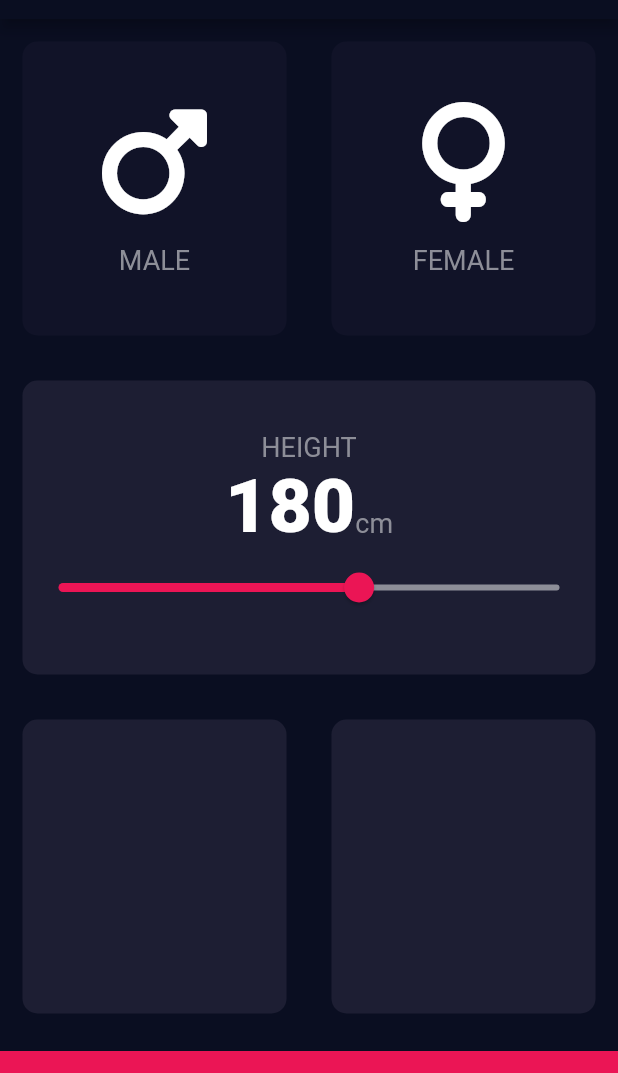
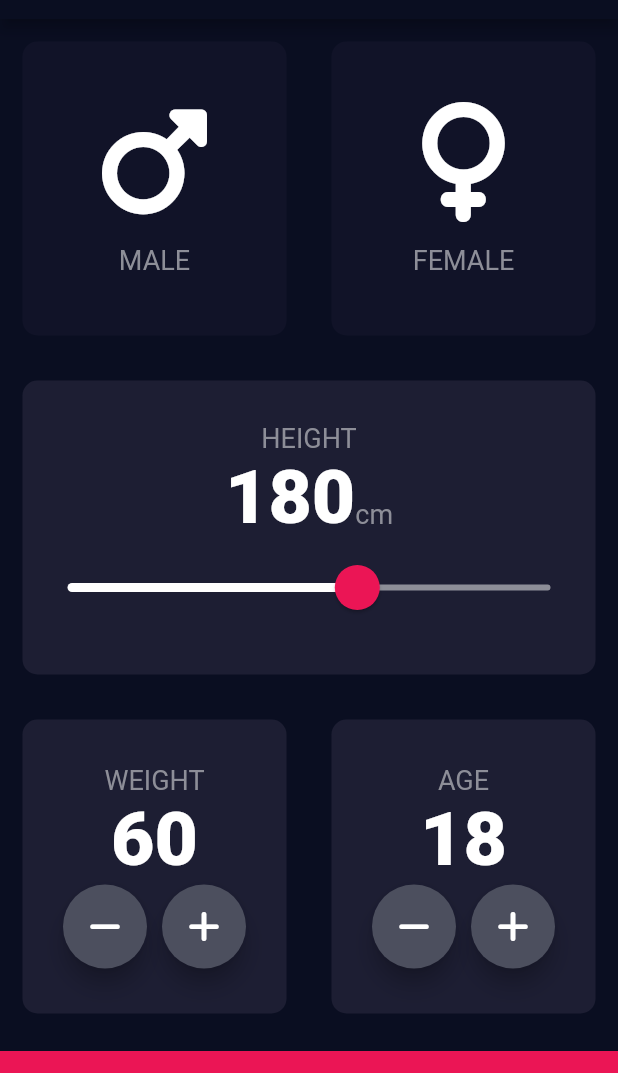
Before and after one commit to bibek-in-github/flutter-bmi-calculator, a Flutter app: the screen it shows after launch, on a phone screen of 412 x 824 dp, the part 65-1138 px from its top. Run offline on Flutter 3.47's test engine with Material 2 defaults, Android fonts, the phone set to English and light mode, and no system bars; our stand-ins replace font_awesome_flutter.

Commit message:
feat:added age and weight selector

```diff
--- a/lib/input_page.dart
+++ b/lib/input_page.dart
@@ -14,6 +14,8 @@ class InputPage extends StatefulWidget {
 class _InputPageState extends State<InputPage> {
   Gender selectedGender;
   int height = 180;
+  int weight = 60;
+  int age = 18;
 
   @override
   Widget build(BuildContext context) {
@@ -87,17 +89,26 @@ class _InputPageState extends State<InputPage> {
                       ),
                     ],
                   ),
-                  Slider(
+                  SliderTheme(
+                    data: SliderTheme.of(context).copyWith(
+                      activeTrackColor: Colors.white,
+                      inactiveTrackColor: Color(0xFF8D8E98),
+                      thumbColor: Color(0xFFEB1555),
+                      thumbShape:
+                          RoundSliderThumbShape(enabledThumbRadius: 15.0),
+                      overlayShape:
+                          RoundSliderOverlayShape(overlayRadius: 30.0),
+                    ),
+                    child: Slider(
                       value: height.toDouble(),
                       min: 120.0,
                       max: 220.0,
-                    activeColor: Color(0xFFEB1555),
-                    inactiveColor: Color(0xFF8D8E98),
                       onChanged: (double newValue) {
                         setState(() {
                           height = newValue.round();
                         });
                       },
+                    ),
                   ),
                 ],
               ),
@@ -110,13 +121,84 @@ class _InputPageState extends State<InputPage> {
                   child: ReusableCard(
                     colour: kActiveCardColor,
                     cardChild: Column(
-                      children: [],
+                      mainAxisAlignment: MainAxisAlignment.center,
+                      children: [
+                        Text(
+                          'WEIGHT',
+                          style: kLabelTextStyle,
+                        ),
+                        Text(
+                          weight.toString(),
+                          style: kNumberTextStyle,
+                        ),
+                        Row(
+                          mainAxisAlignment: MainAxisAlignment.center,
+                          children: [
+                            RoundIconButton(
+                              icon: FontAwesomeIcons.minus,
+                              onPressed: () {
+                                setState(() {
+                                  weight--;
+                                });
+                              },
+                            ),
+                            SizedBox(
+                              width: 10.0,
+                            ),
+                            RoundIconButton(
+                              icon: FontAwesomeIcons.plus,
+                              onPressed: () {
+                                setState(() {
+                                  weight++;
+                                });
+                              },
+                            ),
+                          ],
+                        ),
+                      ],
                     ),
                   ),
                 ),
                 Expanded(
                   child: ReusableCard(
                     colour: kActiveCardColor,
+                    cardChild: Column(
+                      mainAxisAlignment: MainAxisAlignment.center,
+                      children: [
+                        Text(
+                          'AGE',
+                          style: kLabelTextStyle,
+                        ),
+                        Text(
+                          age.toString(),
+                          style: kNumberTextStyle,
+                        ),
+                        Row(
+                          mainAxisAlignment: MainAxisAlignment.center,
+                          children: [
+                            RoundIconButton(
+                              icon: FontAwesomeIcons.minus,
+                              onPressed: () {
+                                setState(() {
+                                  age--;
+                                });
+                              },
+                            ),
+                            SizedBox(
+                              width: 10.0,
+                            ),
+                            RoundIconButton(
+                              icon: FontAwesomeIcons.plus,
+                              onPressed: () {
+                                setState(() {
+                                  age++;
+                                });
+                              },
+                            ),
+                          ],
+                        ),
+                      ],
+                    ),
                   ),
                 ),
               ],
@@ -133,3 +215,24 @@ class _InputPageState extends State<InputPage> {
     );
   }
 }
+
+class RoundIconButton extends StatelessWidget {
+  const RoundIconButton({@required this.icon, @required this.onPressed});
+  final IconData icon;
+  final Function onPressed;
+
+  @override
+  Widget build(BuildContext context) {
+    return RawMaterialButton(
+      child: Icon(icon),
+      onPressed: onPressed,
+      elevation: 6.0,
+      constraints: BoxConstraints.tightFor(
+        height: 56.0,
+        width: 56.0,
+      ),
+      shape: CircleBorder(),
+      fillColor: Color(0xFF4C4F5E),
+    );
+  }
+}
```
Lines whose indentation alone changed are shown as unchanged.
